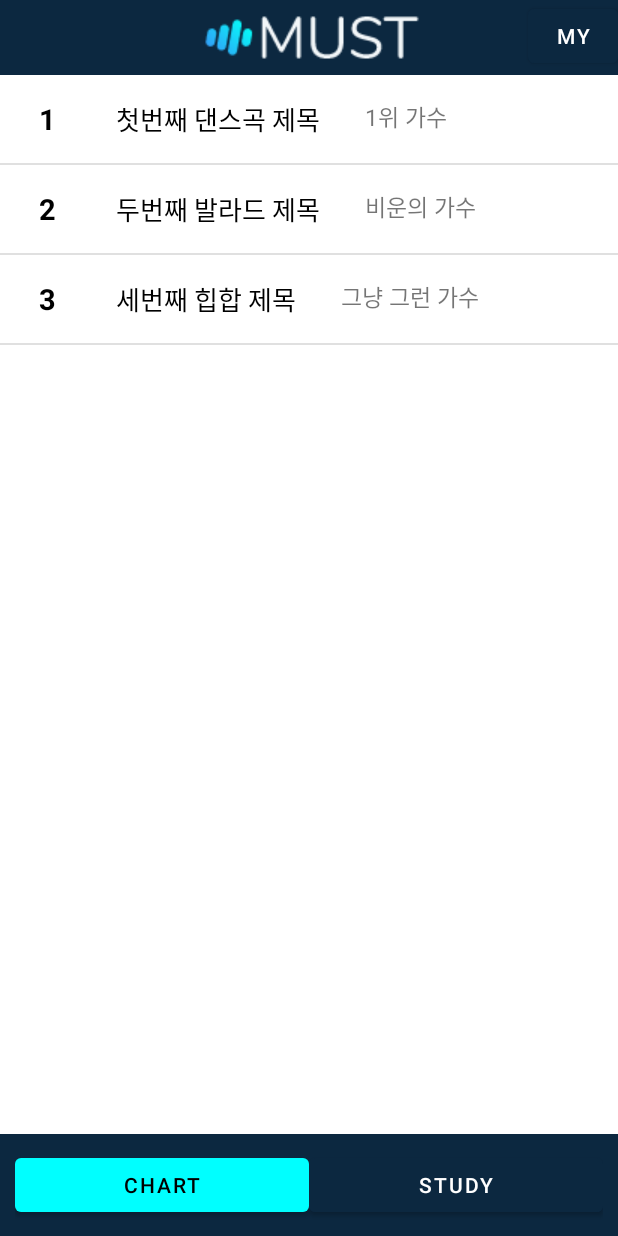
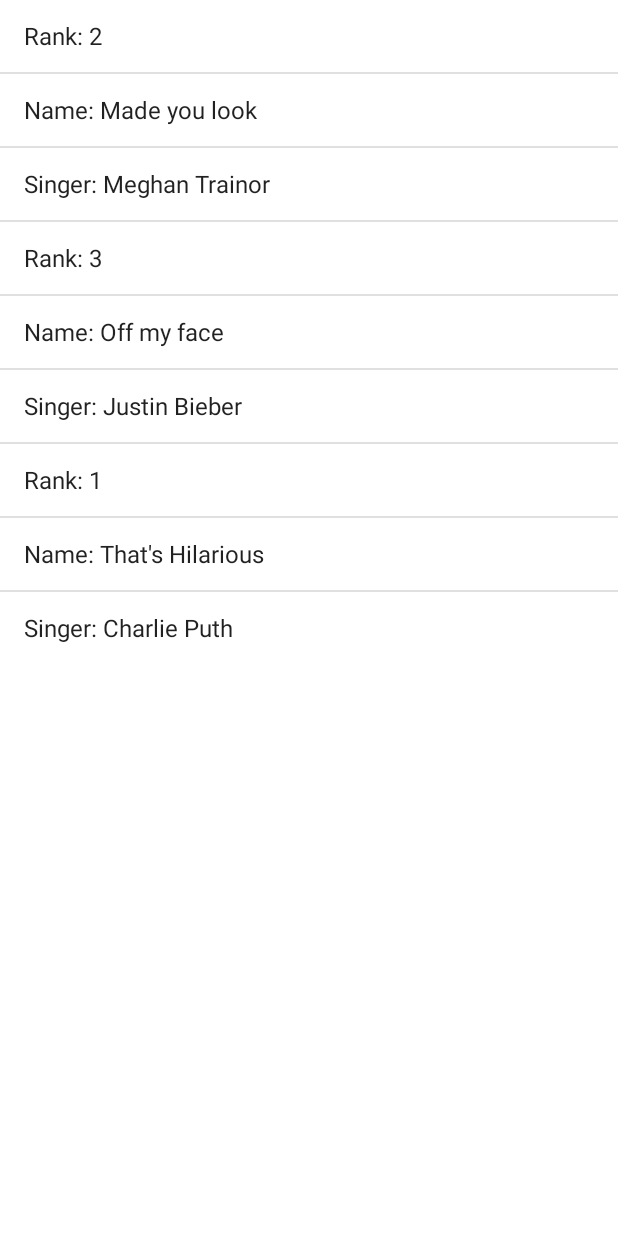
Before and after one commit to Github-AppData/SAJO, an Android app: the ChartFragActivity screen opened directly, with no data from a screen before it, after a tap on "CHART", on a phone screen of 412 x 824 dp. Run offline under Robolectric (Android 15) with nearby library versions, the phone set to English and light mode, and no system bars.

Commit message:
Show ListView DataBase 진행중

```diff
--- /dev/null
+++ b/app/src/main/java/com/example/main/Chart.java
@@ -0,0 +1,40 @@
+package com.example.main;
+
+public class Chart {
+
+    private int rank;
+    private String name;
+    private String singer;
+
+
+    public Chart(int rank, String name, String singer){
+        this.rank = rank;
+        this.name = name;
+        this.singer = singer;
+    }
+
+    public int getRank() {
+        return rank;
+    }
+
+    public void setRank(int rank) {
+        this.rank = rank;
+    }
+
+    public String getName() {
+        return name;
+    }
+
+    public void setName(String name) {
+        this.name = name;
+    }
+
+    public String getSinger() {
+        return singer;
+    }
+
+    public void setSinger(String singer) {
+        this.singer = singer;
+    }
+
+}
--- a/app/src/main/java/com/example/main/ChartFragActivity.java
+++ b/app/src/main/java/com/example/main/ChartFragActivity.java
@@ -59,6 +59,6 @@
     public View onCreateView(LayoutInflater inflater, ViewGroup container,
                              Bundle savedInstanceState) {
         // Inflate the layout for this fragment
-        return inflater.inflate(R.layout.fragment_chart_frag_activity, container, false);
+        return inflater.inflate(R.layout.item_list, container, false);
     }
 }
--- a/app/src/main/java/com/example/main/DBHelper.java
+++ b/app/src/main/java/com/example/main/DBHelper.java
@@ -25,6 +25,7 @@
         this.mContext = context;
         dataBaseCheck();
     }
+
     private void dataBaseCheck() {
         File dbFile = new File(db_Path + db_Name);
         if (!dbFile.exists()) {
--- /dev/null
+++ b/app/src/main/java/com/example/main/DBSongHelper.java
@@ -0,0 +1,145 @@
+package com.example.main;
+
+import android.content.ContentValues;
+import android.content.Context;
+import android.database.Cursor;
+import android.database.sqlite.SQLiteDatabase;
+import android.database.sqlite.SQLiteOpenHelper;
+import android.widget.Toast;
+
+import java.io.File;
+import java.io.FileOutputStream;
+import java.io.IOException;
+import java.io.InputStream;
+import java.io.OutputStream;
+import java.util.ArrayList;
+import java.util.List;
+
+import android.util.Log;
+
+
+public class DBSongHelper extends SQLiteOpenHelper {
+
+    private static String DB_PATH = "";
+    private static String DB_NAME = "userdata.db";
+    private static String DB_TABLE = "song";
+
+    // columns name
+    private static String col_id = "id";
+    private static String col_rank = "rank";
+    private static String col_name = "name";
+    private static String col_singer = "singer";
+    private static String col_lyrics = "lyrics";
+    private static String col_lyrics_translation = "lyrics_translation";
+
+    private static final String TAG = "DatabaseHelper";
+
+
+
+    private Context context;
+
+    // DataBase 객체
+    private SQLiteDatabase db;
+
+    public DBSongHelper(Context context) {
+        super(context, DB_NAME, null, 1);
+        DB_PATH = context.getDatabasePath(DB_NAME).getPath();
+        this.context = context;
+        dataBaseCheck();
+    }
+
+    private void dataBaseCheck() {
+        File dbFile = context.getDatabasePath(DB_NAME);
+        if (!dbFile.exists()) {
+            Log.d(TAG, "DB_PATH: " + DB_PATH);
+            dbCopy();
+        }
+    }
+
+    private void dbCopy() {
+        try {
+            File folder = new File(DB_PATH);
+            if (!folder.exists()) {
+                folder.mkdir();
+            }
+            InputStream inputStream = context.getAssets().open(DB_NAME);
+            String out_filename = DB_PATH + DB_NAME;
+            OutputStream outputStream = new FileOutputStream(out_filename);
+            byte[] mBuffer = new byte[1024];
+            int mLength;
+            while ((mLength = inputStream.read(mBuffer)) > 0) {
+                outputStream.write(mBuffer,0,mLength);
+            }
+            outputStream.flush();;
+            outputStream.close();
+            inputStream.close();
+
+        } catch (IOException e) {
+            e.printStackTrace();
+        }
+    }
+
+    @Override
+    public void onCreate(SQLiteDatabase db) {
+        db.execSQL("CREATE TABLE " + DB_TABLE + " ("+
+                col_id + "integer primary key autoincrement not null, "+
+                col_rank + "integer not null, "+
+                col_name + "text not null, "+
+                col_singer + "text not null,"+
+                col_lyrics + "text not null,"+
+                col_lyrics_translation + "text not null" + ") "
+        );
+
+    }
+
+    @Override
+    public void onUpgrade(SQLiteDatabase db, int i, int i1) {
+        db.execSQL("DROP table if exists " + DB_TABLE);
+    }
+
+    // Data insert를 위한 메서드
+    public boolean insertData(int id, int rank, String name, String singer, String lyrics, String lyrics_translation)
+    {
+        SQLiteDatabase db = this.getWritableDatabase();
+
+        // contentValues 에다가 데이터 저장
+        ContentValues contentValues = new ContentValues();
+        contentValues.put(col_id, id);
+        contentValues.put(col_rank, rank);
+        contentValues.put(col_name, name);
+        contentValues.put(col_singer, singer);
+        contentValues.put(col_lyrics, lyrics);
+        contentValues.put(col_lyrics_translation, lyrics_translation);
+
+        // 저장한 데이터를 result 변수 에다가 옮긴다.
+        long result = db.insert(DB_TABLE, null, contentValues);
+
+        return result != -1; // if result = -1 data dosent insert
+    }
+
+    public List<Chart> getAllSongs() {
+        List<Chart> songList = new ArrayList<>();
+
+        SQLiteDatabase db = this.getReadableDatabase();
+        String query = "SELECT " + col_rank + ", " + col_name + ", " + col_singer +
+                " FROM " + DB_TABLE;
+        Cursor cursor = db.rawQuery(query, null);
+
+        if (cursor.moveToFirst()) {
+            do {
+                int rank = cursor.getInt(0); // Index 1 is rank
+                String name = cursor.getString(1); // Index 2 is name
+                String singer = cursor.getString(2); // Index 3 is singer
+
+                Chart chart = new Chart(rank, name, singer);
+                songList.add(chart);
+            } while (cursor.moveToNext());
+        }
+
+        cursor.close();
+        db.close();
+
+        return songList;
+    }
+
+}
--- a/app/src/main/java/com/example/main/MainActivity.java
+++ b/app/src/main/java/com/example/main/MainActivity.java
@@ -19,12 +19,15 @@
 
 import java.util.Arrays;
 import java.util.List;
+import android.util.Log;
+
 
 public class MainActivity extends AppCompatActivity {
 
     // 선언
     Button btn_chart, btn_study, btn_mypage;
     LinearLayout chart_layout, study_layout;
+    private static final String TAG = "DBSongHelper";
 
 
 
@@ -36,6 +39,8 @@
         //login에서 보낸 데이터 받음
         Intent intent = getIntent();
         String id = intent.getStringExtra("id");
+
+        Log.d(TAG, "DB_PATH: ");
 
 
         // 프래그먼트 레이아웃 추가
@@ -74,6 +79,9 @@
                     btn_study.setTextColor(Color.WHITE);
                     chart_layout.setVisibility(View.VISIBLE);
                     study_layout.setVisibility(View.GONE);
+
+                    Intent chart_intent = new Intent(MainActivity.this, songActivity.class);
+                    startActivity(chart_intent); // 액티비티를 실행합니다.
                 }
             }
         });
@@ -100,7 +108,6 @@
             public void onClick(View v) {
                 // 마이 페이지 액티비티로 이동하는 Intent를 생성합니다.
                 Intent mypage_intent = new Intent(MainActivity.this, MypageActivity.class);
-                mypage_intent.putExtra("id",id);
                 startActivity(mypage_intent); // 액티비티를 실행합니다.
             }
         });
@@ -124,17 +131,15 @@
 
             // 임시 노래 목록
             String[][] data = {
-                    {"1", "첫번째 댄스곡 제목", "1위 가수"},
-                    {"2", "두번째 발라드 제목", "비운의 가수"},
-                    {"3", "세번째 힙합 제목", "그냥 그런 가수"}
+                    {"1st", "That's Hilarious", "Charlie Puth"},
+                    {"2nd", "Made you look", "Meghan Trainor"},
+                    {"3rd", "Off my face", "Justin Bieber"}
             };
             // TODO : 위에 노래 데이터 넣기
 
             List<String[]> songList = Arrays.asList(data);
 
             // SongAdapter 객체를 생성하고 ListView의 어댑터로 설정
-            SongAdapter Sadapter = new SongAdapter(getActivity(), songList);
-            listView.setAdapter(Sadapter);
 
             listView.setOnItemClickListener(new AdapterView.OnItemClickListener() {
                 @Override
--- a/app/src/main/java/com/example/main/SongAdapter.java
+++ /dev/null
@@ -1,37 +0,0 @@
-package com.example.main;
-
-import android.content.Context;
-import android.view.LayoutInflater;
-import android.view.View;
-import android.view.ViewGroup;
-import android.widget.ArrayAdapter;
-import android.widget.TextView;
-
-import java.util.List;
-
-public class SongAdapter extends ArrayAdapter<String[]> {
-
-    // 리스트뷰에 사용할 레이아웃 연결 (기존 안드로이드가 제공하는 것이 아닌 item_list.xml을 만들어 사용했기 때문에)
-    public SongAdapter(Context context, List<String[]> songData) {
-        super(context, 0, songData);
-    }
-
-    @Override
-    public View getView(int position, View convertView, ViewGroup parent) {
-        String[] song = getItem(position);
-
-        if (convertView == null) {
-            convertView = LayoutInflater.from(getContext()).inflate(R.layout.item_list, parent, false);
-        }
-
-        TextView songRank = convertView.findViewById(R.id.song_rank);
-        TextView songTitle = convertView.findViewById(R.id.song_title);
-        TextView songArtist = convertView.findViewById(R.id.song_artist);
-
-        songRank.setText(song[0]);
-        songTitle.setText(song[1]);
-        songArtist.setText(song[2]);
-
-        return convertView;
-    }
-}
--- /dev/null
+++ b/app/src/main/java/com/example/main/songActivity.java
@@ -0,0 +1,61 @@
+package com.example.main;
+
+import android.database.Cursor;
+import android.database.sqlite.SQLiteDatabase;
+import android.os.Bundle;
+import android.view.View;
+import android.widget.AdapterView;
+import android.widget.ArrayAdapter;
+import android.widget.ListView;
+import android.widget.Toast;
+
+import androidx.annotation.Nullable;
+import androidx.appcompat.app.AppCompatActivity;
+
+import java.util.ArrayList;
+import java.util.List;
+
+public class songActivity extends AppCompatActivity {
+
+    DBSongHelper db;
+    ListView song_lists;
+    ArrayList<String> listItem;
+    ArrayAdapter adapter;
+
+    @Override
+    protected void onCreate(@Nullable Bundle savedInstanceState) {
+        super.onCreate(savedInstanceState);
+        setContentView(R.layout.item_list);
+
+        song_lists = findViewById(R.id.song_lists);
+
+        db = new DBSongHelper(this);
+
+        viewData();
+
+        song_lists.setOnItemClickListener(new AdapterView.OnItemClickListener() {
+            @Override
+            public void onItemClick(AdapterView<?> adapterView, View view, int i, long l) {
+                String text = song_lists.getItemAtPosition(i).toString();
+                Toast.makeText(songActivity.this, ""+text, Toast.LENGTH_SHORT).show();
+            }
+        });
+    }
+
+    private void viewData() {
+        List<Chart> songList = db.getAllSongs();
+
+        if(songList.isEmpty()){
+            Toast.makeText(this, "No", Toast.LENGTH_SHORT).show();
+        } else {
+            listItem = new ArrayList<>();
+            for (Chart chart : songList) {
+                listItem.add("Rank: " + chart.getRank());
+                listItem.add("Name: " + chart.getName());
+                listItem.add("Singer: " + chart.getSinger());
+            }
+            adapter = new ArrayAdapter<>(this, android.R.layout.simple_list_item_1, listItem);
+            song_lists.setAdapter(adapter);
+        }
+    }
+}
--- a/app/src/main/res/layout/item_list.xml
+++ b/app/src/main/res/layout/item_list.xml
@@ -1,38 +1,23 @@
 <?xml version="1.0" encoding="utf-8"?>
-<RelativeLayout xmlns:android="http://schemas.android.com/apk/res/android"
+<LinearLayout xmlns:android="http://schemas.android.com/apk/res/android"
     android:layout_width="match_parent"
     android:layout_height="match_parent"
-    android:padding="16dp"
+    android:orientation="vertical"
+    xmlns:tools="http://schemas.android.com/tools"
+    tools:context=".songActivity"
+    android:gravity="center_horizontal"
     >
 
-    <!-- ㅇㅇ -->
-    <TextView
-        android:id="@+id/song_rank"
-        android:layout_width="wrap_content"
+    <!--chart list-->
+    <ListView
+        android:layout_width="match_parent"
         android:layout_height="wrap_content"
-        android:layout_marginLeft="10dp"
-        android:textSize="19sp"
-        android:textColor="@color/black"
-        android:textStyle="bold"
-        android:text="순위" />
+        android:id="@+id/song_lists"
+        ></ListView>
 
-    <TextView
-        android:id="@+id/song_title"
-        android:layout_width="wrap_content"
-        android:layout_height="wrap_content"
-        android:layout_marginLeft="40dp"
-        android:layout_toRightOf="@+id/song_rank"
-        android:textSize="17sp"
-        android:textColor="@color/black"
-        android:text="노래 제목" />
 
-    <TextView
-        android:id="@+id/song_artist"
-        android:layout_width="wrap_content"
-        android:layout_height="wrap_content"
-        android:layout_marginLeft="30dp"
-        android:layout_toRightOf="@+id/song_title"
-        android:textSize="15sp"
-        android:text="가수 이름" />
 
-</RelativeLayout>
+
+
+
+</LinearLayout>
```
Also changed, not shown: app/src/main/AndroidManifest.xml (+10 -1 lines), app/src/main/assets/userdata.db.
